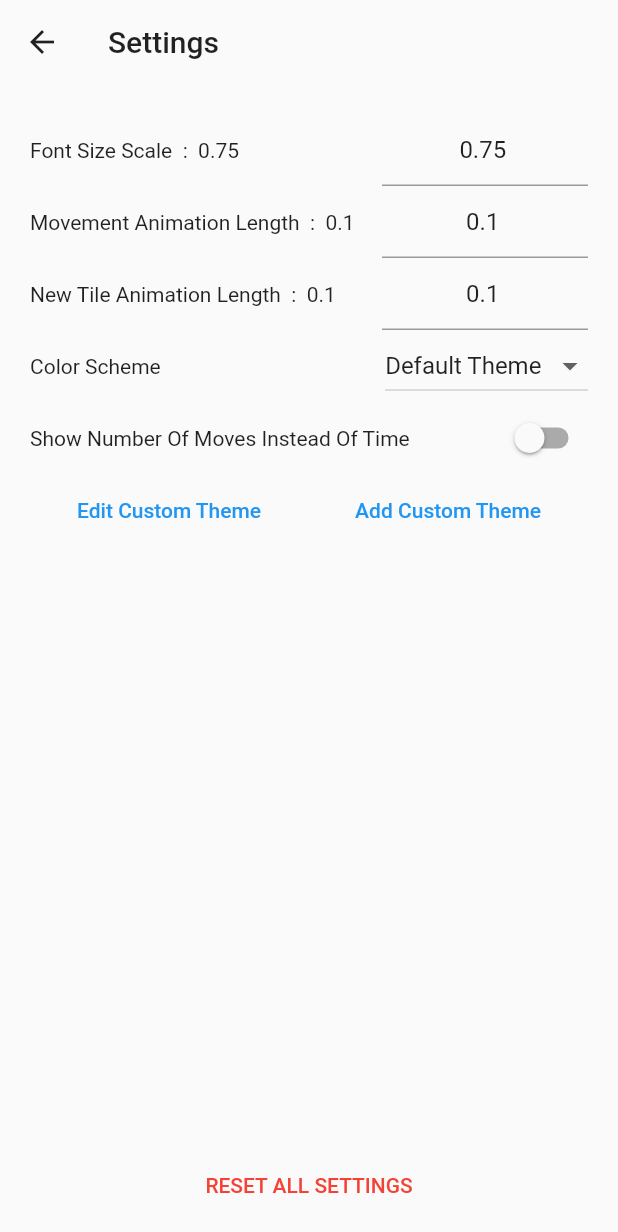
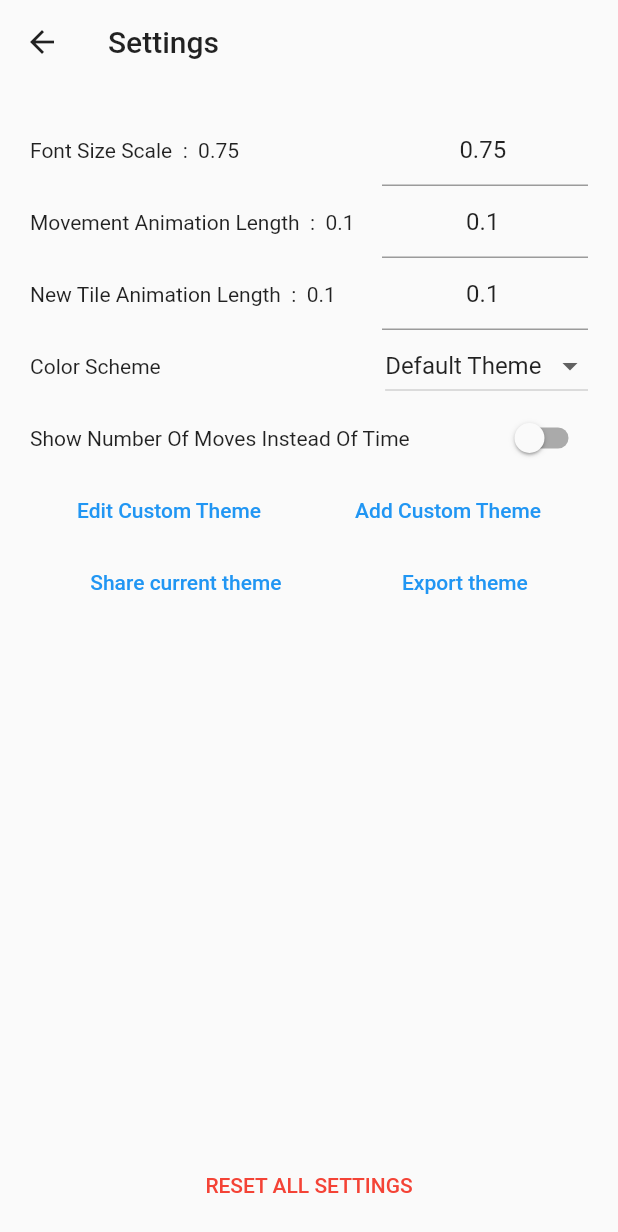
Before and after one commit to josephnglynn/2048i, a Flutter app: the SettingsPage screen opened directly, on a phone screen of 412 x 824 dp. Shown: the top 1232 px of the screen. Run offline on Flutter 3.47's test engine with Material 2 defaults, Android fonts, the phone set to English and light mode, and no system bars; our stand-ins replace share, shared_preferences; missing offline and left inert: filesystem_picker, flex_color_picker; accounts and stored records are empty.

Commit message:
Added Export Theme And Share Theme

```diff
--- a/lib/main.dart
+++ b/lib/main.dart
@@ -1,7 +1,6 @@
 import 'package:flutter/material.dart';
 import 'package:improved_2048/ui/homePage.dart';
 import 'package:improved_2048/api/settings.dart';
-import 'package:shared_preferences/shared_preferences.dart';
 
 void main() async {
   WidgetsFlutterBinding.ensureInitialized();
--- a/lib/ui/settingsPage.dart
+++ b/lib/ui/settingsPage.dart
@@ -5,7 +5,6 @@ import 'package:flutter/material.dart';
 import 'package:improved_2048/api/settings.dart';
 import 'package:improved_2048/ui/themeEditor.dart';
 import 'package:improved_2048/ui/themes/baseClass.dart';
-import 'package:shared_preferences/shared_preferences.dart';
 
 class _GetThemesType {
   List<DropdownMenuItem<String>> themes;
@@ -22,6 +21,21 @@ class SettingsPage extends StatefulWidget {
 class _SettingsPageState extends State<SettingsPage> {
   double fontSize = Settings.fontSizeScale;
 
+  Future exportTheme() async {
+    String filePath =  await Settings.exportTheme();
+    var dialog = AlertDialog(
+      shape: RoundedRectangleBorder(
+        borderRadius: BorderRadius.circular(5),
+      ),
+      title: Text("Exporting Theme"),
+      content: Text("Location: $filePath"),
+    );
+    await showDialog(
+      context: context,
+      builder: (context) => dialog,
+    );
+  }
+
   Future<_GetThemesType> getThemes() async {
     List<DropdownMenuItem<String>> themes = [
       DropdownMenuItem(
@@ -37,7 +51,6 @@ class _SettingsPageState extends State<SettingsPage> {
         value: "MaterialTheme",
       ),
     ];
-    final prefs = await SharedPreferences.getInstance();
     List<SquareColors> storageThemes = await Settings.getOtherSavedThemes();
     storageThemes.forEach((element) {
       themes.add(
@@ -291,7 +304,29 @@ class _SettingsPageState extends State<SettingsPage> {
                   child: Text("Add Custom Theme"),
                 ),
               ],
-            )
+            ),
+            Row(
+              mainAxisAlignment: MainAxisAlignment.spaceAround,
+              children: Platform.isIOS || Platform.isAndroid
+                  ? [
+                      TextButton(
+                        onPressed: () async =>
+                            await Settings.shareCurrentThemeToOtherApps(),
+                        child: Text("Share current theme"),
+                      ),
+                      TextButton(
+                        onPressed: () async => await exportTheme(),
+                        child: Text("Export theme"),
+                      ),
+                    ]
+                  : [
+                      TextButton(
+                        onPressed: () async =>
+                            await exportTheme(),
+                        child: Text("Export theme"),
+                      ),
+                    ],
+            ),
           ],
         ),
       ),
--- a/lib/ui/themeEditor.dart
+++ b/lib/ui/themeEditor.dart
@@ -4,7 +4,6 @@ import 'package:flutter/material.dart';
 import 'package:flex_color_picker/flex_color_picker.dart';
 import 'package:improved_2048/api/settings.dart';
 import 'package:improved_2048/ui/homePage.dart';
-import 'package:improved_2048/ui/settingsPage.dart';
 import 'package:improved_2048/ui/themes/baseClass.dart';
 import 'package:shared_preferences/shared_preferences.dart';
 
--- a/lib/ui/themes/baseClass.dart
+++ b/lib/ui/themes/baseClass.dart
@@ -69,6 +69,7 @@ class SquareColors {
 
 abstract class BoardThemeFunctions {
   void updateDarkTheme();
+  String toJson();
 
   Map<int, Color> getSquareColors();
 }
@@ -129,6 +130,9 @@ class DefaultTheme implements BoardThemeValues {
 
   @override
   String getThemeName() => _squareColors.themeName;
+
+  @override
+  String toJson() => _squareColors.toJson();
 }
 
 class MaterialTheme implements BoardThemeValues {
@@ -181,6 +185,9 @@ class MaterialTheme implements BoardThemeValues {
 
   @override
   String getThemeName() => _squareColors.themeName;
+
+  @override
+  String toJson() => _squareColors.toJson();
 }
 
 class FromStorageTheme implements BoardThemeValues {
@@ -223,4 +230,7 @@ class FromStorageTheme implements BoardThemeValues {
 
   @override
   String getThemeName() => _squareColors.themeName;
+
+  @override
+  String toJson() => _squareColors.toJson();
 }
--- a/pubspec.yaml
+++ b/pubspec.yaml
@@ -28,6 +28,7 @@ dependencies:
   path: ^1.8.0
   filesystem_picker: ^2.0.0-nullsafety.0
   flex_color_picker: ^2.0.1
+  share: ^2.0.1
 
   # The following adds the Cupertino Icons font to your application.
   # Use with the CupertinoIcons class for iOS style icons.
```
Also changed, not shown: lib/api/settings.dart (+25 -0 lines), pubspec.lock.
